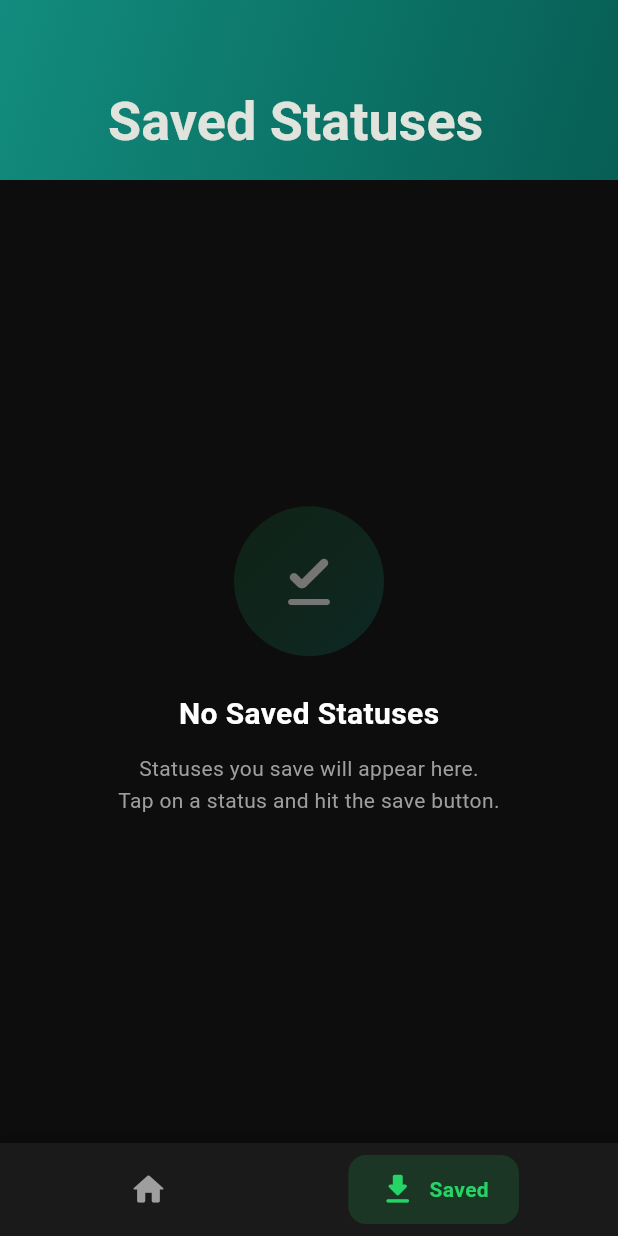
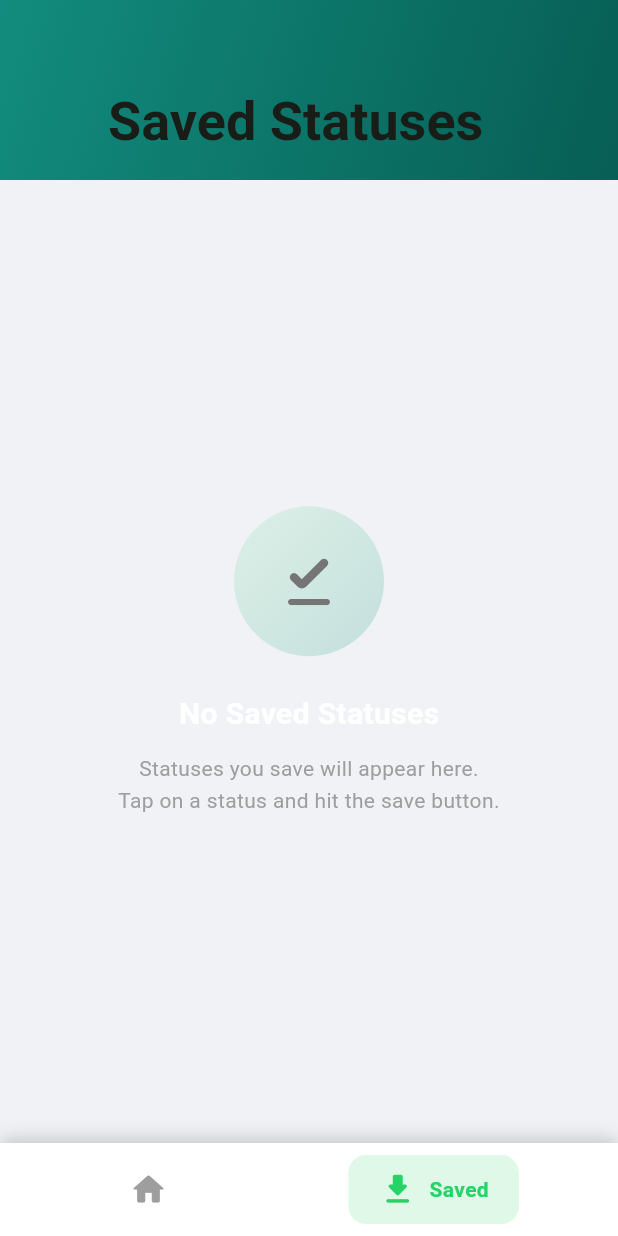
Before and after one commit to desmondknunoo/wa_status_saver, a Flutter app: the screen it shows after launch, after a tap on the "download" icon, on a phone screen of 412 x 824 dp. Run offline on Flutter 3.47's test engine with Material 3 defaults, Android fonts, the phone set to English and light mode, and no system bars; our stand-ins replace device_info_plus, permission_handler, photo_view, share_plus, shared_preferences, video_player.

Commit message:
feat: Implement dynamic theme management with `SettingsProvider` and enhance light theme styling.

```diff
--- a/lib/main.dart
+++ b/lib/main.dart
@@ -3,19 +3,20 @@ import 'package:flutter/services.dart';
 import 'package:provider/provider.dart';
 import 'screens/home_screen.dart';
 import 'providers/status_provider.dart';
+import 'providers/settings_provider.dart';
 
 void main() {
   WidgetsFlutterBinding.ensureInitialized();
 
-  // Set system UI overlay style
-  SystemChrome.setSystemUIOverlayStyle(
-    const SystemUiOverlayStyle(
-      statusBarColor: Colors.transparent,
-      statusBarIconBrightness: Brightness.light,
+  runApp(
+    MultiProvider(
+      providers: [
+        ChangeNotifierProvider(create: (_) => StatusProvider()),
+        ChangeNotifierProvider(create: (_) => SettingsProvider()),
+      ],
+      child: const StatusSaverApp(),
     ),
   );
-
-  runApp(const StatusSaverApp());
 }
 
 class StatusSaverApp extends StatelessWidget {
@@ -23,25 +24,75 @@ class StatusSaverApp extends StatelessWidget {
 
   @override
   Widget build(BuildContext context) {
-    return ChangeNotifierProvider(
-      create: (_) => StatusProvider(),
-      child: MaterialApp(
-        title: 'Status Saver',
-        debugShowCheckedModeBanner: false,
-        theme: _buildTheme(),
-        darkTheme: _buildDarkTheme(),
-        themeMode: ThemeMode.dark,
-        home: const HomeScreen(),
-      ),
+    return Consumer<SettingsProvider>(
+      builder: (context, settings, _) {
+        // Set system UI overlay style based on theme
+        final isDarkMode =
+            settings.themeMode == ThemeMode.dark ||
+            (settings.themeMode == ThemeMode.system &&
+                MediaQuery.platformBrightnessOf(context) == Brightness.dark);
+
+        SystemChrome.setSystemUIOverlayStyle(
+          SystemUiOverlayStyle(
+            statusBarColor: Colors.transparent,
+            statusBarIconBrightness: isDarkMode
+                ? Brightness.light
+                : Brightness.dark,
+            systemNavigationBarColor: isDarkMode
+                ? const Color(0xFF1A1A1A)
+                : Colors.white,
+            systemNavigationBarIconBrightness: isDarkMode
+                ? Brightness.light
+                : Brightness.dark,
+          ),
+        );
+
+        return MaterialApp(
+          title: 'Status Saver',
+          debugShowCheckedModeBanner: false,
+          theme: _buildLightTheme(),
+          darkTheme: _buildDarkTheme(),
+          themeMode: settings.themeMode,
+          home: const HomeScreen(),
+        );
+      },
     );
   }
 
-  ThemeData _buildTheme() {
+  ThemeData _buildLightTheme() {
     return ThemeData(
       useMaterial3: true,
       colorScheme: ColorScheme.fromSeed(
-        seedColor: const Color(0xFF25D366), // WhatsApp green
+        seedColor: const Color(0xFF25D366),
         brightness: Brightness.light,
+        primary: const Color(0xFF075E54),
+        secondary: const Color(0xFF25D366),
+      ),
+      scaffoldBackgroundColor: const Color(0xFFF0F2F5),
+      appBarTheme: const AppBarTheme(
+        backgroundColor: Color(0xFF075E54),
+        elevation: 0,
+        centerTitle: false,
+        iconTheme: IconThemeData(color: Colors.white),
+        titleTextStyle: TextStyle(
+          color: Colors.white,
+          fontSize: 22,
+          fontWeight: FontWeight.bold,
+        ),
+      ),
+      tabBarTheme: const TabBarTheme(
+        labelColor: Colors.white,
+        unselectedLabelColor: Colors.white70,
+      ),
+      cardTheme: CardTheme(
+        color: Colors.white,
+        elevation: 2,
+        shape: RoundedRectangleBorder(borderRadius: BorderRadius.circular(12)),
+      ),
+      bottomNavigationBarTheme: const BottomNavigationBarThemeData(
+        backgroundColor: Colors.white,
+        selectedItemColor: Color(0xFF075E54),
+        unselectedItemColor: Colors.grey,
       ),
       fontFamily: 'Roboto',
     );
```
Also changed, not shown: lib/screens/settings_screen.dart (added, +257 -0 lines).
